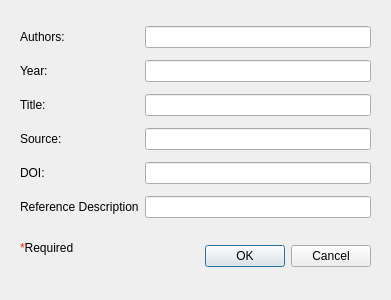
The window that ui/New_reference.ui (kathrynmetcalf/GeoCORK) describes before a commit, drawn with Qt 5.
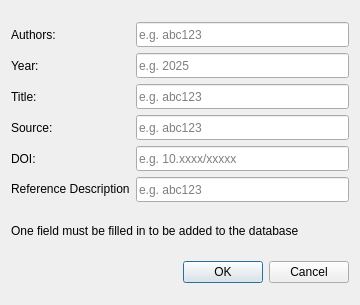
The same window after the commit.

Commit message: Unified various combobox/pushbutton/linedit sizes, added placeholder texts for all search bars, added placeholder texts for other lineedit bars. Removed old unused files.

Diff of the .ui file:
```diff
--- a/ui/New_reference.ui
+++ b/ui/New_reference.ui
@@ -6,38 +6,15 @@
    <rect>
     <x>0</x>
     <y>0</y>
-    <width>391</width>
-    <height>300</height>
+    <width>360</width>
+    <height>305</height>
    </rect>
   </property>
   <property name="windowTitle">
    <string>New Source</string>
   </property>
-  <widget class="QDialogButtonBox" name="ok_buttonBox">
-   <property name="geometry">
-    <rect>
-     <x>30</x>
-     <y>240</y>
-     <width>341</width>
-     <height>32</height>
-    </rect>
-   </property>
-   <property name="orientation">
-    <enum>Qt::Horizontal</enum>
-   </property>
-   <property name="standardButtons">
-    <set>QDialogButtonBox::Cancel|QDialogButtonBox::Ok</set>
-   </property>
-  </widget>
-  <widget class="QWidget" name="layoutWidget">
-   <property name="geometry">
-    <rect>
-     <x>20</x>
-     <y>20</y>
-     <width>351</width>
-     <height>204</height>
-    </rect>
-   </property>
+  <layout class="QVBoxLayout" name="verticalLayout">
+   <item>
    <layout class="QGridLayout" name="gridLayout">
     <item row="4" column="0">
      <widget class="QLabel" name="doi_label">
@@ -68,10 +45,42 @@
      </widget>
     </item>
     <item row="1" column="1">
-     <widget class="QLineEdit" name="year_lineEdit"/>
+      <widget class="QLineEdit" name="year_lineEdit">
+       <property name="minimumSize">
+        <size>
+         <width>0</width>
+         <height>25</height>
+        </size>
+       </property>
+       <property name="maximumSize">
+        <size>
+         <width>16777215</width>
+         <height>25</height>
+        </size>
+       </property>
+       <property name="placeholderText">
+        <string>e.g. 2025</string>
+       </property>
+      </widget>
     </item>
     <item row="5" column="1">
-     <widget class="QLineEdit" name="description_lineEdit"/>
+      <widget class="QLineEdit" name="description_lineEdit">
+       <property name="minimumSize">
+        <size>
+         <width>0</width>
+         <height>25</height>
+        </size>
+       </property>
+       <property name="maximumSize">
+        <size>
+         <width>16777215</width>
+         <height>25</height>
+        </size>
+       </property>
+       <property name="placeholderText">
+        <string>e.g. abc123</string>
+       </property>
+      </widget>
     </item>
     <item row="3" column="0">
      <widget class="QLabel" name="source_label">
@@ -81,16 +90,44 @@
      </widget>
     </item>
     <item row="0" column="1">
-     <widget class="QLineEdit" name="authors_lineEdit"/>
-    </item>
-    <item row="4" column="1">
-     <widget class="QLineEdit" name="doi_lineEdit"/>
+      <widget class="QLineEdit" name="authors_lineEdit">
+       <property name="minimumSize">
+        <size>
+         <width>0</width>
+         <height>25</height>
+        </size>
+       </property>
+       <property name="maximumSize">
+        <size>
+         <width>16777215</width>
+         <height>25</height>
+        </size>
+       </property>
+       <property name="placeholderText">
+        <string>e.g. abc123</string>
+       </property>
+      </widget>
     </item>
     <item row="3" column="1">
      <widget class="QLineEdit" name="source_lineEdit">
+       <property name="minimumSize">
+        <size>
+         <width>0</width>
+         <height>25</height>
+        </size>
+       </property>
+       <property name="maximumSize">
+        <size>
+         <width>16777215</width>
+         <height>25</height>
+        </size>
+       </property>
       <property name="text">
        <string/>
       </property>
+       <property name="placeholderText">
+        <string>e.g. abc123</string>
+       </property>
      </widget>
     </item>
     <item row="5" column="0">
@@ -102,26 +139,77 @@
     </item>
     <item row="2" column="1">
      <widget class="QLineEdit" name="title_lineEdit">
+       <property name="minimumSize">
+        <size>
+         <width>0</width>
+         <height>25</height>
+        </size>
+       </property>
+       <property name="maximumSize">
+        <size>
+         <width>16777215</width>
+         <height>25</height>
+        </size>
+       </property>
       <property name="text">
        <string/>
       </property>
+       <property name="placeholderText">
+        <string>e.g. abc123</string>
+       </property>
+      </widget>
+     </item>
+     <item row="4" column="1">
+      <widget class="QLineEdit" name="doi_lineEdit">
+       <property name="minimumSize">
+        <size>
+         <width>0</width>
+         <height>25</height>
+        </size>
+       </property>
+       <property name="maximumSize">
+        <size>
+         <width>16777215</width>
+         <height>25</height>
+        </size>
+       </property>
+       <property name="placeholderText">
+        <string>e.g. 10.xxxx/xxxxx</string>
+       </property>
      </widget>
     </item>
    </layout>
-  </widget>
+   </item>
+   <item>
   <widget class="QLabel" name="required_label">
-   <property name="geometry">
-    <rect>
-     <x>20</x>
-     <y>240</y>
-     <width>92</width>
-     <height>16</height>
-    </rect>
+     <property name="minimumSize">
+      <size>
+       <width>0</width>
+       <height>25</height>
+      </size>
+     </property>
+     <property name="maximumSize">
+      <size>
+       <width>16777215</width>
+       <height>25</height>
+      </size>
    </property>
    <property name="text">
-    <string>&lt;html&gt;&lt;head/&gt;&lt;body&gt;&lt;p&gt;&lt;span style=&quot; color:#ff2600;&quot;&gt;*&lt;/span&gt;Required&lt;/p&gt;&lt;/body&gt;&lt;/html&gt;</string>
-   </property>
-  </widget>
+      <string>&lt;html&gt;&lt;head/&gt;&lt;body&gt;&lt;p&gt;One field must be filled in to be added to the database&lt;/p&gt;&lt;/body&gt;&lt;/html&gt;</string>
+     </property>
+    </widget>
+   </item>
+   <item>
+    <widget class="QDialogButtonBox" name="ok_buttonBox">
+     <property name="orientation">
+      <enum>Qt::Horizontal</enum>
+     </property>
+     <property name="standardButtons">
+      <set>QDialogButtonBox::Cancel|QDialogButtonBox::Ok</set>
+     </property>
+    </widget>
+   </item>
+  </layout>
  </widget>
  <tabstops>
   <tabstop>authors_lineEdit</tabstop>
```
Lines whose indentation alone changed are shown as unchanged. The commit also changes 36 other files.
